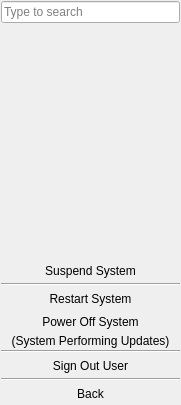
Qt form src-qt5/core/lumina-desktop/panel-plugins/systemstart/StartMenu.ui (lumina-desktop/lumina) before a commit.
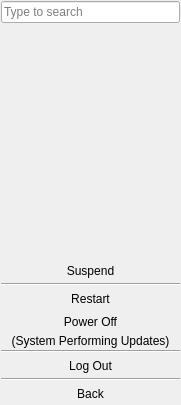
The same form after that commit. The open tabs and pages were chosen to show the change.

Commit message: Clean up some text on various UI's: 1) Unify the terminology for all the "leave" options (power off, restart, log out) 2) Remove some superfluous text from the system dashboard plugin menu.

```diff
--- a/src-qt5/core/lumina-desktop/panel-plugins/systemstart/StartMenu.ui
+++ b/src-qt5/core/lumina-desktop/panel-plugins/systemstart/StartMenu.ui
@@ -921,7 +921,7 @@
              <enum>Qt::NoFocus</enum>
             </property>
             <property name="text">
-             <string>Suspend System</string>
+             <string>Suspend</string>
             </property>
             <property name="iconSize">
              <size>
@@ -986,7 +986,7 @@
              <enum>Qt::NoFocus</enum>
             </property>
             <property name="text">
-             <string>Restart System</string>
+             <string>Restart</string>
             </property>
             <property name="iconSize">
              <size>
@@ -1014,7 +1014,7 @@
              <enum>Qt::NoFocus</enum>
             </property>
             <property name="text">
-             <string>Power Off System</string>
+             <string>Power Off</string>
             </property>
             <property name="iconSize">
              <size>
@@ -1062,7 +1062,7 @@
           <enum>Qt::NoFocus</enum>
          </property>
          <property name="text">
-          <string>Sign Out User</string>
+          <string>Log Out</string>
          </property>
          <property name="iconSize">
           <size>
```
Left out of the diff: 8 changed lines with no effect on the pictures. The commit also changes 2 other files.
